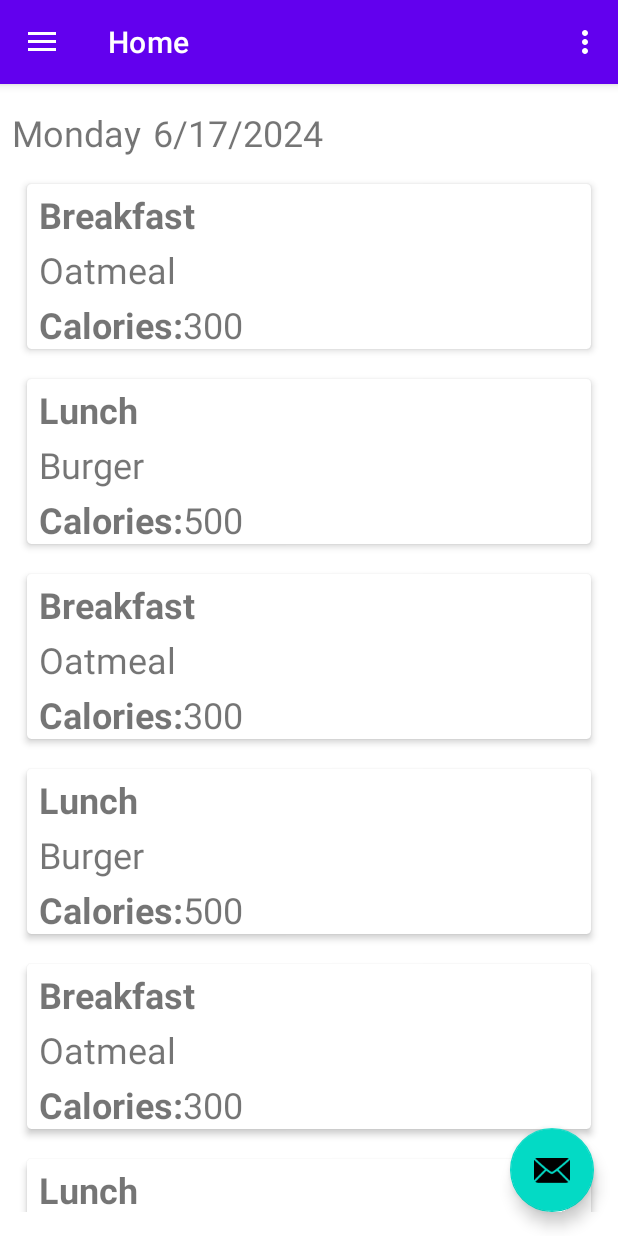
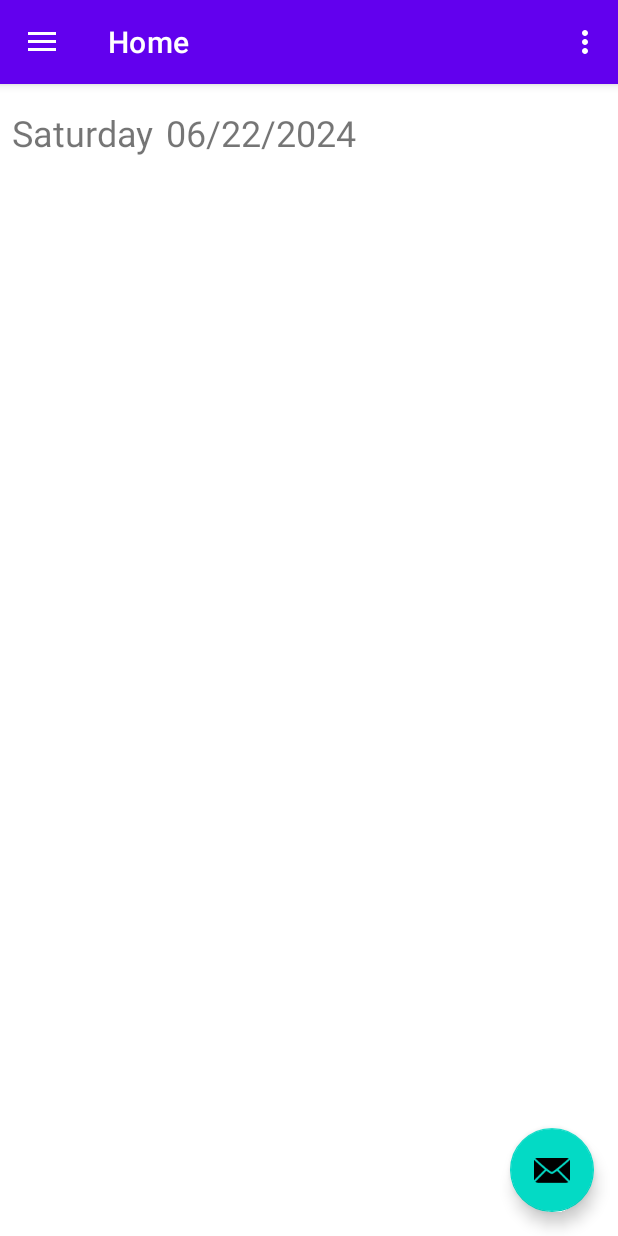
Before and after one commit to Antoshka1171/CalorieCounterApp, an Android app: the screen it shows after launch (MainActivity), on a phone screen of 412 x 824 dp. Run offline under Robolectric (Android 15) with nearby library versions, the phone set to English and light mode, and no system bars; our stand-ins replace navigation-ui.

```diff
--- a/app/src/main/java/com/example/caloriecounterapp/MainViewModel.kt
+++ b/app/src/main/java/com/example/caloriecounterapp/MainViewModel.kt
@@ -1,4 +1,45 @@
 package com.example.caloriecounterapp
 
-class MainViewModel {
+import android.content.Context
+import android.util.Log
+import androidx.lifecycle.ViewModel
+import java.io.IOException
+import java.io.ObjectInputStream
+import java.io.ObjectOutputStream
+
+
+class MainViewModel : ViewModel()  {
+    var mealList = ArrayList<MealModel>()
+
+//    init {
+//        mealList.add(MealModel("Breakfast", "Oatmeal", 300))
+//        mealList.add(MealModel("Lunch", "Burger", 500))
+//    }
+
+    internal fun writeToFile(context: Context) {
+        try {
+            val fileOutputStream = context.openFileOutput("savedData.txt", Context.MODE_PRIVATE)
+            val objectOutputStream = ObjectOutputStream(fileOutputStream)
+            objectOutputStream.writeObject(mealList)
+            objectOutputStream.close()
+            fileOutputStream.close()
+        } catch (e: IOException) {
+            Log.e("Exception", "File write failed: $e")
+        }
+    }
+
+    internal fun readFromFile(context: Context) {
+        try {
+            val fileInputStream = context.openFileInput("savedData.txt")
+            val objectInputStream = ObjectInputStream(fileInputStream)
+            mealList = objectInputStream.readObject() as ArrayList<MealModel>
+            objectInputStream.close()
+            fileInputStream.close()
+        } catch (e: IOException) {
+            e.printStackTrace()
+        } catch (e: ClassNotFoundException) {
+            e.printStackTrace()
+        }
+    }
+
 }
--- a/app/src/main/java/com/example/caloriecounterapp/MealModel.kt
+++ b/app/src/main/java/com/example/caloriecounterapp/MealModel.kt
@@ -1,7 +1,5 @@
 package com.example.caloriecounterapp
 
-class MealModel (_mealType:String = "", _mealDescription : String = "", _mealCalories : Int = 0) {
-    var mealType = _mealType
-    var mealDescription = _mealDescription
-    var mealCalories = _mealCalories
+//@Serializable
+data class MealModel (var mealType:String = "", var mealDescription:String = "", var  mealCalories : Int = 0) {
 }
--- a/app/src/main/java/com/example/caloriecounterapp/ui/home/HomeFragment.kt
+++ b/app/src/main/java/com/example/caloriecounterapp/ui/home/HomeFragment.kt
@@ -1,15 +1,20 @@
 package com.example.caloriecounterapp.ui.home
 
-import android.R
+import android.os.Build
 import android.os.Bundle
 import android.view.LayoutInflater
 import android.view.View
 import android.view.ViewGroup
+import androidx.annotation.RequiresApi
 import androidx.fragment.app.Fragment
+import androidx.fragment.app.activityViewModels
 import androidx.lifecycle.ViewModelProvider
 import androidx.recyclerview.widget.LinearLayoutManager
-import com.example.caloriecounterapp.MealModel
+import com.example.caloriecounterapp.MainViewModel
 import com.example.caloriecounterapp.databinding.FragmentHomeBinding
+import java.time.DayOfWeek
+import java.time.LocalDate
+import java.time.format.DateTimeFormatter
 
 
 class HomeFragment : Fragment() {
@@ -19,7 +24,10 @@ class HomeFragment : Fragment() {
     // This property is only valid between onCreateView and
     // onDestroyView.
     private val binding get() = _binding!!
+    private val mainViewModel: MainViewModel by activityViewModels()
 
+
+    @RequiresApi(Build.VERSION_CODES.O)
     override fun onCreateView(
         inflater: LayoutInflater,
         container: ViewGroup?,
@@ -31,27 +39,22 @@ class HomeFragment : Fragment() {
         _binding = FragmentHomeBinding.inflate(inflater, container, false)
         val root: View = binding.root
 
+        val dayOfWeek = DayOfWeek.from(LocalDate.now()).toString()
+        val result = dayOfWeek.first().toString() + dayOfWeek.substring(1).lowercase()
+
+        binding.textViewDayOfWeek.text = result
+
+        val localDate = LocalDate.now()
+        val formatter = DateTimeFormatter.ofPattern("MM/dd/yyyy")
+        val formattedDate = localDate.format(formatter)
+
+        binding.testViewDate.text = formattedDate.toString()
+
         val recyclerViewMeals = binding.recyclerViewMeals
 
-        // Here, we have created new array list and added data to it
-        val mealModelArrayList = ArrayList<MealModel>()
-        mealModelArrayList.add(MealModel("Breakfast", "Oatmeal", 300))
-        mealModelArrayList.add(MealModel("Lunch", "Burger", 500))
-        mealModelArrayList.add(MealModel("Breakfast", "Oatmeal", 300))
-        mealModelArrayList.add(MealModel("Lunch", "Burger", 500))
-        mealModelArrayList.add(MealModel("Breakfast", "Oatmeal", 300))
-        mealModelArrayList.add(MealModel("Lunch", "Burger", 500))
-        mealModelArrayList.add(MealModel("Breakfast", "Oatmeal", 300))
-        mealModelArrayList.add(MealModel("Lunch", "Burger", 500))
-        mealModelArrayList.add(MealModel("Breakfast", "Oatmeal", 300))
-        mealModelArrayList.add(MealModel("Lunch", "Burger", 500))
-        mealModelArrayList.add(MealModel("Breakfast", "Oatmeal", 300))
-        mealModelArrayList.add(MealModel("Lunch", "Burger", 500))
-        mealModelArrayList.add(MealModel("Breakfast", "Oatmeal", 300))
-        mealModelArrayList.add(MealModel("Lunch", "Burger", 500))
-
         // we are initializing our adapter class and passing our arraylist to it.
-        val mealAdapter  = MealAdapter(inflater.context, mealModelArrayList)
+        val mealAdapter  = MealAdapter(inflater.context, mainViewModel.mealList)
+        mainViewModel.readFromFile(inflater.context)
 
         // below line is for setting a layout manager for our recycler view.
         // here we are creating vertical list so we will provide orientation as vertical
--- a/app/src/main/res/layout/fragment_add_meal.xml
+++ b/app/src/main/res/layout/fragment_add_meal.xml
@@ -63,8 +63,8 @@
 
         <TextView
             android:id="@+id/textViewResponse"
-            android:layout_width="386dp"
-            android:layout_height="114dp"
+            android:layout_width="388dp"
+            android:layout_height="344dp"
             android:layout_marginStart="8dp"
             android:layout_marginTop="8dp"
             android:layout_marginEnd="8dp"
--- a/app/src/main/res/values/savedData.xml
+++ b/app/src/main/res/values/savedData.xml
@@ -1,3 +1,3 @@
 <?xml version="1.0" encoding="utf-8"?>
-<resources>
-</resources>
+
+<resources></resources>
```
Also changed, not shown: app/src/main/java/com/example/caloriecounterapp/ui/addmeal/AddMealFragment.kt (+20 -6 lines), app/src/main/java/com/example/caloriecounterapp/ui/addmeal/GenerativeAIModel.kt (+6 -19 lines).
